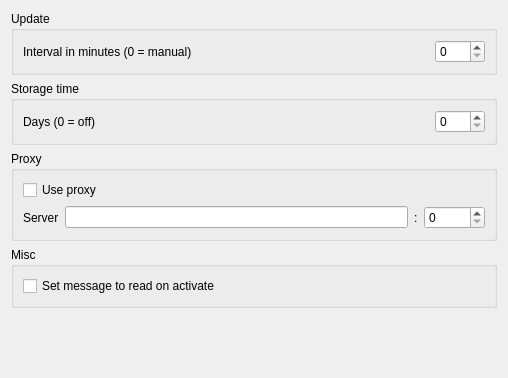
Old version of the form plugins/FeedReader/gui/FeedReaderConfig.ui in the repository RetroShare/RetroShare.
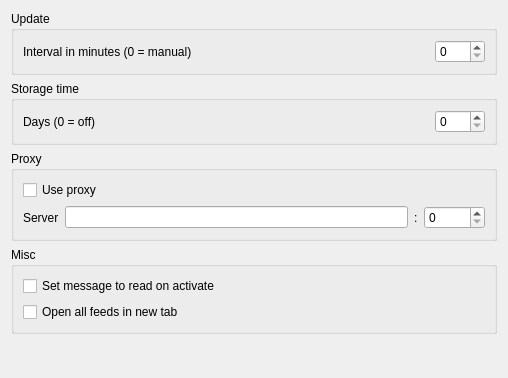
New version of the form.

Commit message:
Added new option for GxsForums and FeedReader - Open all forums/feeds in new tab.
Option=on (standard)
- no standard tab
- new tab by single click
- no menu entry "Open in new tab"

Option=off:
- standard tab (not closeable)
- open in standard tab by single click
- menu entry "Open in new tab"
- open new tab with middle mouse button

The edit to the form file:
```diff
--- a/plugins/FeedReader/gui/FeedReaderConfig.ui
+++ b/plugins/FeedReader/gui/FeedReaderConfig.ui
@@ -125,6 +125,13 @@
         </property>
        </widget>
       </item>
+      <item row="1" column="0">
+       <widget class="QCheckBox" name="openAllInNewTabCheckBox">
+        <property name="text">
+         <string>Open all feeds in new tab</string>
+        </property>
+       </widget>
+      </item>
      </layout>
     </widget>
    </item>
```
The commit also changes 29 other files.
